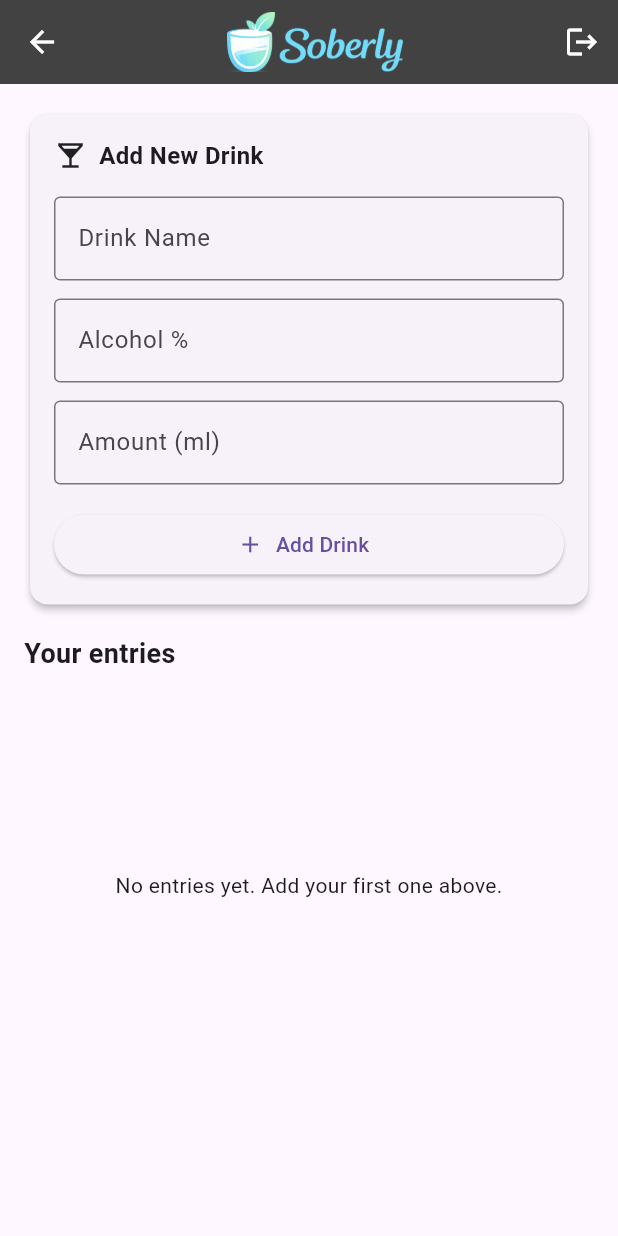
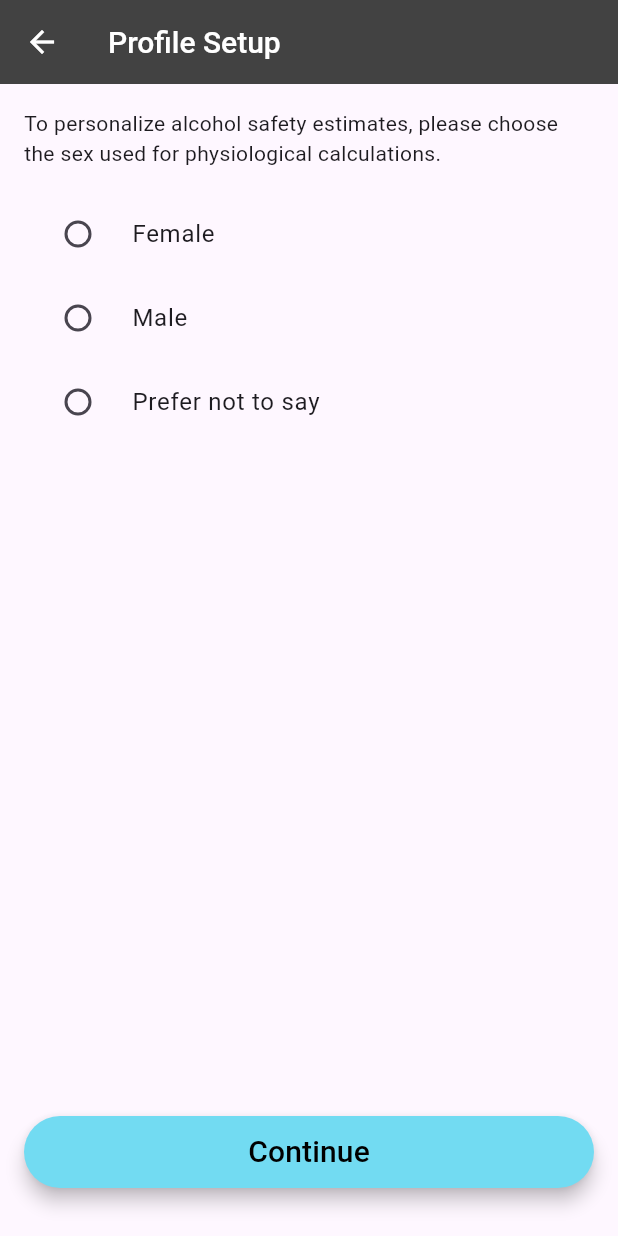
Before and after one commit to torbenmueller/soberly, a Flutter app: the screen it shows after launch, after a tap on "Tracking Screen", on a phone screen of 412 x 824 dp. Run offline on Flutter 3.47's test engine with Material 3 defaults, Android fonts, the light colour scheme and no system bars; our stand-ins replace cloud_firestore, firebase_auth, firebase_core, loading_overlay; accounts and stored records are empty.

Commit message:
Choose sex, user profile

```diff
--- a/lib/main.dart
+++ b/lib/main.dart
@@ -1,6 +1,7 @@
 import 'package:flutter/material.dart';
 import 'package:firebase_core/firebase_core.dart';
 import 'package:soberly/screens/login_screen.dart';
+import 'package:soberly/screens/profile_setup_screen.dart';
 import 'package:soberly/screens/registration_screen.dart';
 import 'package:soberly/screens/tracking_screen.dart';
 import 'package:soberly/screens/welcome_screen.dart';
@@ -37,6 +38,7 @@ class Soberly extends StatelessWidget {
         WelcomeScreen.id: (context) => const WelcomeScreen(),
         LoginScreen.id: (context) => const LoginScreen(),
         RegistrationScreen.id: (context) => const RegistrationScreen(),
+        ProfileSetupScreen.id: (context) => const ProfileSetupScreen(),
         TrackingScreen.id: (context) =>
             buildAuthGuardedScreen(authenticatedChild: const TrackingScreen()),
       },
--- /dev/null
+++ b/lib/models/sex_for_calculation.dart
@@ -0,0 +1,36 @@
+enum SexForCalculation {
+  female,
+  male,
+  preferNotToSay;
+
+  String get value {
+    switch (this) {
+      case SexForCalculation.female:
+        return 'female';
+      case SexForCalculation.male:
+        return 'male';
+      case SexForCalculation.preferNotToSay:
+        return 'prefer_not_to_say';
+    }
+  }
+
+  String get label {
+    switch (this) {
+      case SexForCalculation.female:
+        return 'Female';
+      case SexForCalculation.male:
+        return 'Male';
+      case SexForCalculation.preferNotToSay:
+        return 'Prefer not to say';
+    }
+  }
+
+  static SexForCalculation? fromValue(String? value) {
+    for (final item in SexForCalculation.values) {
+      if (item.value == value) {
+        return item;
+      }
+    }
+    return null;
+  }
+}
--- a/lib/screens/login_screen.dart
+++ b/lib/screens/login_screen.dart
@@ -3,7 +3,7 @@ import 'package:firebase_auth/firebase_auth.dart';
 import 'package:loading_overlay/loading_overlay.dart';
 import 'package:soberly/constants.dart';
 import 'package:soberly/components/app_button.dart';
-import 'package:soberly/screens/tracking_screen.dart';
+import 'package:soberly/utils/auth_guard.dart';
 
 class LoginScreen extends StatefulWidget {
   static const String id = 'login_screen';
@@ -106,7 +106,7 @@ class _LoginScreenState extends State<LoginScreen> {
                       return;
                     }
                     if (user.user != null) {
-                      Navigator.pushNamed(context, TrackingScreen.id);
+                      await navigateAfterAuth(context, auth: _auth);
                     }
                   } catch (e) {
                     debugPrint('$e');
--- /dev/null
+++ b/lib/screens/profile_setup_screen.dart
@@ -0,0 +1,185 @@
+import 'package:firebase_auth/firebase_auth.dart';
+import 'package:flutter/material.dart';
+import 'package:soberly/models/sex_for_calculation.dart';
+import 'package:soberly/screens/login_screen.dart';
+import 'package:soberly/screens/tracking_screen.dart';
+import 'package:soberly/services/user_profile_repository.dart';
+import 'package:soberly/components/app_button.dart';
+
+class ProfileSetupScreen extends StatefulWidget {
+  static const String id = 'profile_setup_screen';
+
+  const ProfileSetupScreen({super.key});
+
+  @override
+  State<ProfileSetupScreen> createState() => _ProfileSetupScreenState();
+}
+
+class _ProfileSetupScreenState extends State<ProfileSetupScreen> {
+  final _auth = FirebaseAuth.instance;
+  final _profileRepository = UserProfileRepository();
+  SexForCalculation? _selectedSex;
+  bool _isSaving = false;
+  bool _isOpenedFromSettings = false;
+  bool _didLoadExisting = false;
+
+  @override
+  void didChangeDependencies() {
+    super.didChangeDependencies();
+    if (_didLoadExisting) {
+      return;
+    }
+
+    _isOpenedFromSettings = ModalRoute.of(context)?.settings.arguments == true;
+    _didLoadExisting = true;
+    _loadExistingValue();
+  }
+
+  Future<void> _loadExistingValue() async {
+    final user = _auth.currentUser;
+    if (user == null) {
+      if (!mounted) return;
+      Navigator.pushReplacementNamed(context, LoginScreen.id, arguments: true);
+      return;
+    }
+
+    final existing = await _profileRepository.getSexForCalculation(
+      uid: user.uid,
+    );
+    if (!mounted) return;
+
+    if (existing == null) {
+      return;
+    }
+
+    if (_isOpenedFromSettings) {
+      setState(() {
+        _selectedSex = existing;
+      });
+      return;
+    }
+
+    Navigator.pushReplacementNamed(context, TrackingScreen.id);
+  }
+
+  Future<void> _saveAndContinue() async {
+    final selected = _selectedSex;
+    if (selected == null) {
+      ScaffoldMessenger.of(context).showSnackBar(
+        const SnackBar(content: Text('Please select an option to continue.')),
+      );
+      return;
+    }
+
+    final user = _auth.currentUser;
+    if (user == null) {
+      Navigator.pushReplacementNamed(context, LoginScreen.id, arguments: true);
+      return;
+    }
+
+    setState(() {
+      _isSaving = true;
+    });
+
+    try {
+      await _profileRepository.saveSexForCalculation(
+        uid: user.uid,
+        sex: selected,
+      );
+      if (!mounted) return;
+      if (_isOpenedFromSettings) {
+        ScaffoldMessenger.of(
+          context,
+        ).showSnackBar(const SnackBar(content: Text('Profile updated.')));
+        Navigator.pop(context, true);
+      } else {
+        Navigator.pushReplacementNamed(context, TrackingScreen.id);
+      }
+    } on FirebaseException catch (e) {
+      if (!mounted) return;
+      ScaffoldMessenger.of(context).showSnackBar(
+        SnackBar(
+          content: Text('Could not save profile: ${e.message ?? e.code}'),
+        ),
+      );
+    } finally {
+      if (mounted) {
+        setState(() {
+          _isSaving = false;
+        });
+      }
+    }
+  }
+
+  @override
+  Widget build(BuildContext context) {
+    return Scaffold(
+      appBar: AppBar(
+        title: Text(_isOpenedFromSettings ? 'Edit Profile' : 'Profile Setup'),
+      ),
+      body: SafeArea(
+        child: Padding(
+          padding: const EdgeInsets.all(16),
+          child: Column(
+            crossAxisAlignment: CrossAxisAlignment.stretch,
+            children: [
+              const Text(
+                'To personalize alcohol safety estimates, please choose the sex used for physiological calculations.',
+              ),
+              const SizedBox(height: 16),
+              IgnorePointer(
+                ignoring: _isSaving,
+                child: AnimatedOpacity(
+                  duration: const Duration(milliseconds: 150),
+                  opacity: _isSaving ? 0.55 : 1,
+                  child: RadioGroup<SexForCalculation>(
+                    groupValue: _selectedSex,
+                    onChanged: (value) {
+                      if (_isSaving) {
+                        return;
+                      }
+                      setState(() {
+                        _selectedSex = value;
+                      });
+                    },
+                    child: Column(
+                      children: [
+                        ...SexForCalculation.values.map(
+                          (item) => RadioListTile<SexForCalculation>(
+                            title: Text(item.label),
+                            value: item,
+                          ),
+                        ),
+                      ],
+                    ),
+                  ),
+                ),
+              ),
+              const Spacer(),
+              // ElevatedButton(
+              //   onPressed: _isSaving ? null : _saveAndContinue,
+              //   child: Text(
+              //     _isSaving
+              //         ? 'Saving...'
+              //         : (_isOpenedFromSettings ? 'Save' : 'Continue'),
+              //   ),
+              // ),
+              AppButton(
+                title: _isSaving
+                    ? 'Saving...'
+                    : (_isOpenedFromSettings ? 'Save' : 'Continue'),
+                color: Color(0xff72DBF2),
+                onPressed: () {
+                  if (_isSaving) {
+                    return;
+                  }
+                  _saveAndContinue();
+                },
+              ),
+            ],
+          ),
+        ),
+      ),
+    );
+  }
+}
--- a/lib/screens/registration_screen.dart
+++ b/lib/screens/registration_screen.dart
@@ -3,7 +3,7 @@ import 'package:firebase_auth/firebase_auth.dart';
 import 'package:loading_overlay/loading_overlay.dart';
 import 'package:soberly/constants.dart';
 import 'package:soberly/components/app_button.dart';
-import 'package:soberly/screens/tracking_screen.dart';
+import 'package:soberly/utils/auth_guard.dart';
 
 class RegistrationScreen extends StatefulWidget {
   static const String id = 'registration_screen';
@@ -81,7 +81,7 @@ class _RegistrationScreenState extends State<RegistrationScreen> {
                       return;
                     }
                     if (userCredential.user != null) {
-                      Navigator.pushNamed(context, TrackingScreen.id);
+                      await navigateAfterAuth(context, auth: _auth);
                     }
                   } catch (e) {
                     debugPrint('$e');
--- a/lib/screens/tracking_screen.dart
+++ b/lib/screens/tracking_screen.dart
@@ -2,6 +2,7 @@ import 'package:flutter/material.dart';
 import 'package:firebase_auth/firebase_auth.dart';
 import 'package:soberly/models/tracking_entry.dart';
 import 'package:soberly/screens/login_screen.dart';
+import 'package:soberly/screens/profile_setup_screen.dart';
 import 'package:soberly/services/tracking_repository.dart';
 import 'package:soberly/utils/auth_guard.dart';
 import 'package:soberly/widgets/tracking/add_new_drink_card.dart';
@@ -30,10 +31,33 @@ class _TrackingScreenState extends State<TrackingScreen> {
   void initState() {
     super.initState();
     _redirectIfUnauthenticated();
+    _redirectIfProfileIncomplete();
   }
 
   void _redirectIfUnauthenticated() {
     redirectToLoginIfUnauthenticated(context, auth: _auth);
+  }
+
+  Future<void> _redirectIfProfileIncomplete() async {
+    if (_auth.currentUser == null) {
+      return;
+    }
+
+    final hasProfile = await hasRequiredProfileForTracking(auth: _auth);
+    if (hasProfile) {
+      return;
+    }
+
+    if (!mounted) {
+      return;
+    }
+
+    WidgetsBinding.instance.addPostFrameCallback((_) {
+      if (!mounted) {
+        return;
+      }
+      Navigator.pushReplacementNamed(context, ProfileSetupScreen.id);
+    });
   }
 
   @override
@@ -194,6 +218,17 @@ class _TrackingScreenState extends State<TrackingScreen> {
         leading: null,
         actions: <Widget>[
           IconButton(
+            icon: const Icon(Icons.manage_accounts),
+            tooltip: 'Edit profile',
+            onPressed: () {
+              Navigator.pushNamed(
+                context,
+                ProfileSetupScreen.id,
+                arguments: true,
+              );
+            },
+          ),
+          IconButton(
             icon: const Icon(Icons.logout),
             onPressed: () async {
               await _auth.signOut();
--- /dev/null
+++ b/lib/services/user_profile_repository.dart
@@ -0,0 +1,34 @@
+import 'package:cloud_firestore/cloud_firestore.dart';
+import 'package:soberly/models/sex_for_calculation.dart';
+
+class UserProfileRepository {
+  UserProfileRepository({FirebaseFirestore? firestore})
+    : _firestore = firestore ?? FirebaseFirestore.instance;
+
+  final FirebaseFirestore _firestore;
+
+  DocumentReference<Map<String, dynamic>> _userDoc(String uid) {
+    return _firestore.collection('users').doc(uid);
+  }
+
+  Future<SexForCalculation?> getSexForCalculation({required String uid}) async {
+    final snapshot = await _userDoc(uid).get();
+    final data = snapshot.data();
+    return SexForCalculation.fromValue(data?['sexForCalculation'] as String?);
+  }
+
+  Future<bool> hasSexForCalculation({required String uid}) async {
+    final value = await getSexForCalculation(uid: uid);
+    return value != null;
+  }
+
+  Future<void> saveSexForCalculation({
+    required String uid,
+    required SexForCalculation sex,
+  }) {
+    return _userDoc(uid).set({
+      'sexForCalculation': sex.value,
+      'profileUpdatedAt': FieldValue.serverTimestamp(),
+    }, SetOptions(merge: true));
+  }
+}
--- a/lib/widgets/tracking/add_new_drink_card.dart
+++ b/lib/widgets/tracking/add_new_drink_card.dart
@@ -1,4 +1,5 @@
 import 'package:flutter/material.dart';
+import 'package:soberly/components/app_button.dart';
 
 class AddNewDrinkCard extends StatelessWidget {
   const AddNewDrinkCard({
@@ -94,10 +95,20 @@ class AddNewDrinkCard extends StatelessWidget {
               },
             ),
             const SizedBox(height: 16),
-            ElevatedButton.icon(
-              onPressed: isSubmitting ? null : onSubmit,
-              icon: const Icon(Icons.add),
-              label: Text(isSubmitting ? 'Saving...' : 'Add Drink'),
+            // ElevatedButton.icon(
+            //   onPressed: isSubmitting ? null : onSubmit,
+            //   icon: const Icon(Icons.add),
+            //   label: Text(isSubmitting ? 'Saving...' : 'Add Drink'),
+            // ),
+            AppButton(
+              title: isSubmitting ? 'Saving...' : 'Add Drink',
+              color: Color(0xff72DBF2),
+              onPressed: () {
+                if (isSubmitting) {
+                  return;
+                }
+                onSubmit();
+              },
             ),
           ],
         ),
--- a/lib/widgets/tracking/tracking_entries_section.dart
+++ b/lib/widgets/tracking/tracking_entries_section.dart
@@ -4,16 +4,16 @@ import 'package:soberly/models/tracking_entry.dart';
 import 'package:soberly/widgets/tracking/tracking_entry_tile.dart';
 
 class TrackingEntriesSection extends StatelessWidget {
+  final Stream<List<TrackingEntry>> stream;
+  final ValueChanged<TrackingEntry> onEdit;
+  final ValueChanged<TrackingEntry> onDelete;
+
   const TrackingEntriesSection({
     super.key,
     required this.stream,
     required this.onEdit,
     required this.onDelete,
   });
-
-  final Stream<List<TrackingEntry>> stream;
-  final ValueChanged<TrackingEntry> onEdit;
-  final ValueChanged<TrackingEntry> onDelete;
 
   String _formatTimestamp(Timestamp? timestamp) {
     if (timestamp == null) {
@@ -55,15 +55,16 @@ class TrackingEntriesSection extends StatelessWidget {
 
               return ListView.separated(
                 itemCount: entries.length,
-                separatorBuilder: (_, __) => const SizedBox(height: 8),
+                separatorBuilder: (_, _) => const SizedBox(height: 8),
                 itemBuilder: (context, index) {
                   final entry = entries[index];
                   final drinkName = entry.drinkName.isEmpty
                       ? '-'
                       : entry.drinkName;
+                  final pureAlcohol =
+                      entry.amount * (entry.alcoholPercent / 100) * 0.789;
                   final subtitle =
-                      'Alcohol: ${entry.alcoholPercent.toStringAsFixed(1)}%'
-                      '  •  Amount: ${entry.amount}ml'
+                      '${entry.alcoholPercent.toStringAsFixed(1)}%  •  ${entry.amount}ml  • ${pureAlcohol.toStringAsFixed(1)}g'
                       '\n${_formatTimestamp(entry.createdAt)}';
 
                   return TrackingEntryTile(
```
Also changed, not shown: lib/utils/auth_guard.dart (+45 -0 lines).
